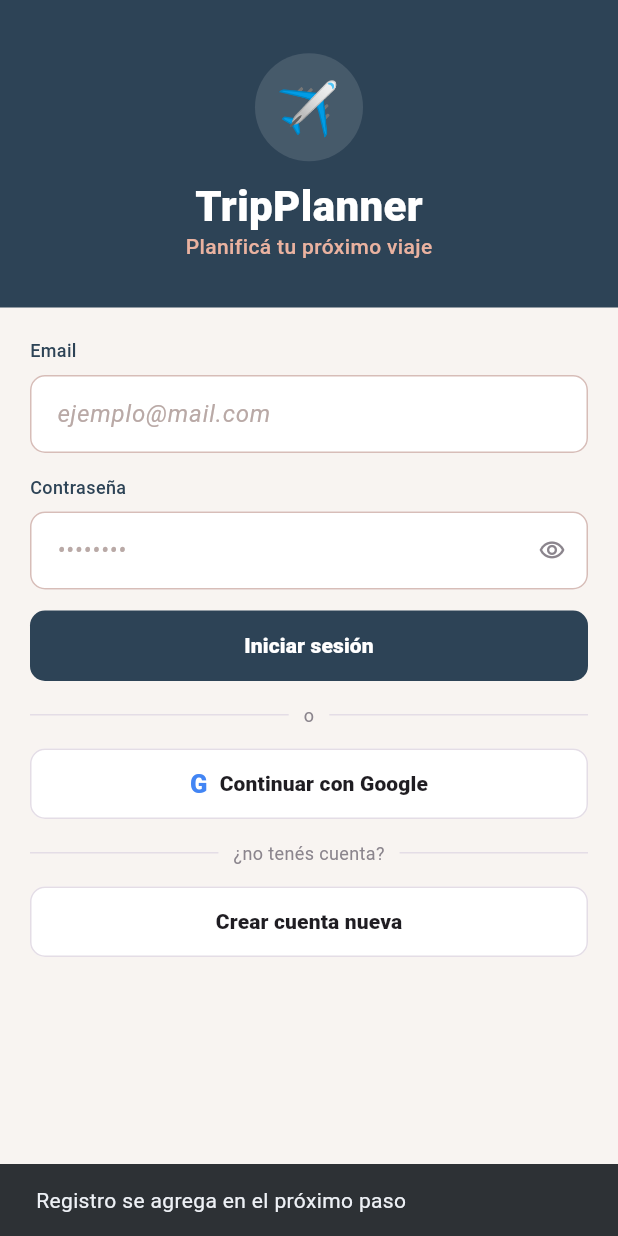
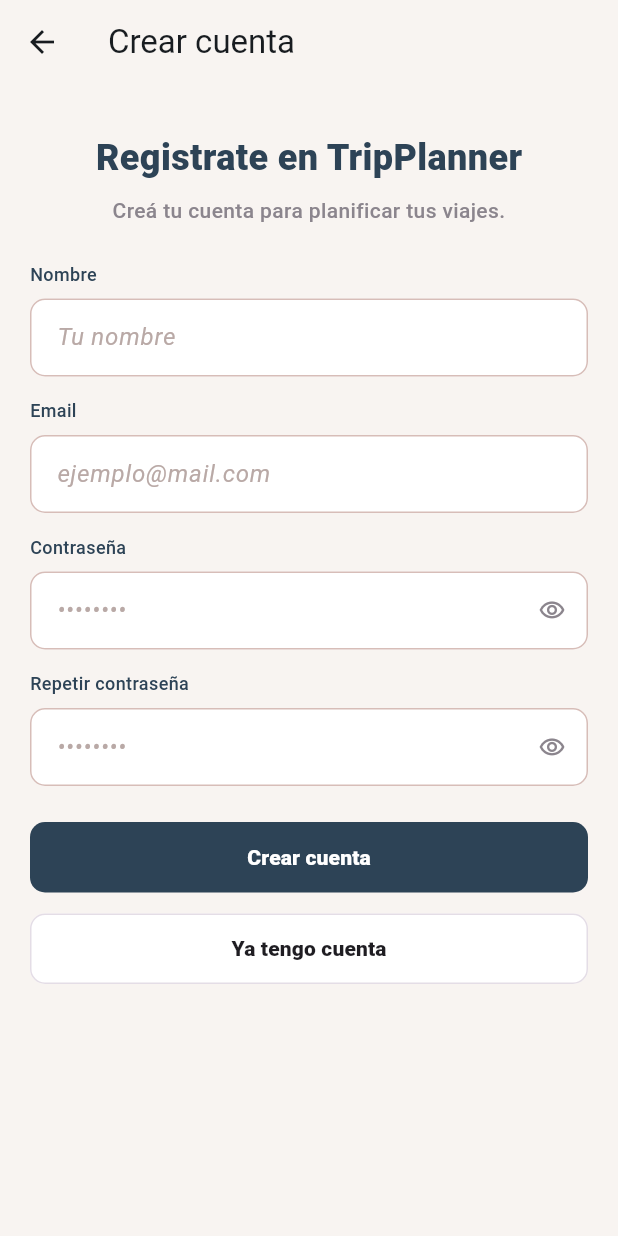
Before and after one commit to danielafranc/tp3-planificador-de-viajes, a Flutter app: the screen it shows after launch, after a tap on "Crear cuenta nueva", on a phone screen of 412 x 824 dp. Run offline on Flutter 3.47's test engine with Material 3 defaults, Android fonts, the phone set to English and light mode, and no system bars; our stand-ins replace cloud_firestore, firebase_auth, firebase_core, flutter_riverpod, go_router, google_sign_in; accounts and stored records are empty.

Commit message:
Registro con roles y login con Google

```diff
--- a/lib/core/router/app_router.dart
+++ b/lib/core/router/app_router.dart
@@ -11,6 +11,7 @@
 import '../../presentation/screens/budget_result_screen.dart';
 import '../../domain/budget_model.dart';
 import '../../presentation/screens/savings_screen.dart';
+import '../../presentation/screens/register_screen.dart';
 
 final appRouter = GoRouter(
   initialLocation: '/',
@@ -19,6 +20,11 @@
       path: '/',
       name: AuthGateScreen.name,
       builder: (context, state) => const AuthGateScreen(),
+    ),
+    GoRoute(
+      path: '/register',
+      name: RegisterScreen.name,
+      builder: (context, state) => const RegisterScreen(),
     ),
     GoRoute(
       path: '/home',
--- a/lib/core/widgets/app_bottom_nav.dart
+++ b/lib/core/widgets/app_bottom_nav.dart
@@ -26,7 +26,7 @@
               icon: Icons.home_outlined,
               label: 'Inicio',
               selected: current == AppNavTab.home,
-              onTap: () => context.go('/home'),
+              onTap: () => context.go('/'),
             ),
             _NavItem(
               icon: Icons.work_outline,
--- /dev/null
+++ b/lib/presentation/screens/register_screen.dart
@@ -0,0 +1,207 @@
+import 'package:flutter/material.dart';
+import 'package:flutter_riverpod/flutter_riverpod.dart';
+import 'package:go_router/go_router.dart';
+
+import '../../core/theme/app_colors.dart';
+import '../../core/widgets/app_buttons.dart';
+import '../../core/widgets/app_text_field.dart';
+import '../providers/auth_provider.dart';
+
+class RegisterScreen extends ConsumerStatefulWidget {
+  static const String name = 'register_screen';
+
+  const RegisterScreen({super.key});
+
+  @override
+  ConsumerState<RegisterScreen> createState() => _RegisterScreenState();
+}
+
+class _RegisterScreenState extends ConsumerState<RegisterScreen> {
+  final nameController = TextEditingController();
+  final emailController = TextEditingController();
+  final passwordController = TextEditingController();
+  final repeatPasswordController = TextEditingController();
+
+  bool isLoading = false;
+  bool obscurePassword = true;
+  bool obscureRepeatPassword = true;
+
+  @override
+  void dispose() {
+    nameController.dispose();
+    emailController.dispose();
+    passwordController.dispose();
+    repeatPasswordController.dispose();
+    super.dispose();
+  }
+
+  Future<void> register() async {
+    final name = nameController.text.trim();
+    final email = emailController.text.trim();
+    final password = passwordController.text;
+    final repeatPassword = repeatPasswordController.text;
+
+    if (name.isEmpty ||
+        email.isEmpty ||
+        password.isEmpty ||
+        repeatPassword.isEmpty) {
+      ScaffoldMessenger.of(context).showSnackBar(
+        const SnackBar(content: Text('Completá todos los campos')),
+      );
+      return;
+    }
+
+    if (password.length < 6) {
+      ScaffoldMessenger.of(context).showSnackBar(
+        const SnackBar(
+          content: Text('La contraseña debe tener al menos 6 caracteres'),
+        ),
+      );
+      return;
+    }
+
+    if (password != repeatPassword) {
+      ScaffoldMessenger.of(context).showSnackBar(
+        const SnackBar(content: Text('Las contraseñas no coinciden')),
+      );
+      return;
+    }
+
+    setState(() {
+      isLoading = true;
+    });
+
+    try {
+      await ref.read(authProvider.notifier).register(
+            displayName: name,
+            email: email,
+            password: password,
+          );
+
+      if (!mounted) return;
+
+      context.go('/');
+    } catch (e) {
+      if (!mounted) return;
+
+      ScaffoldMessenger.of(context).showSnackBar(
+        SnackBar(content: Text('No se pudo crear la cuenta: $e')),
+      );
+    }
+
+    if (mounted) {
+      setState(() {
+        isLoading = false;
+      });
+    }
+  }
+
+  @override
+  Widget build(BuildContext context) {
+    return Scaffold(
+      backgroundColor: AppColors.pearl,
+      appBar: AppBar(
+        backgroundColor: AppColors.pearl,
+        elevation: 0,
+        title: const Text('Crear cuenta'),
+        leading: IconButton(
+          onPressed: () => context.pop(),
+          icon: const Icon(Icons.arrow_back),
+        ),
+      ),
+      body: SafeArea(
+        child: SingleChildScrollView(
+          padding: const EdgeInsets.all(20),
+          child: Column(
+            children: [
+              const SizedBox(height: 12),
+              const Text(
+                'Registrate en TripPlanner',
+                style: TextStyle(
+                  color: AppColors.navy,
+                  fontSize: 24,
+                  fontWeight: FontWeight.w900,
+                ),
+              ),
+              const SizedBox(height: 8),
+              const Text(
+                'Creá tu cuenta para planificar tus viajes.',
+                textAlign: TextAlign.center,
+                style: TextStyle(
+                  color: AppColors.muted,
+                  fontSize: 14,
+                  fontWeight: FontWeight.w500,
+                ),
+              ),
+              const SizedBox(height: 24),
+              AppTextField(
+                label: 'Nombre',
+                hint: 'Tu nombre',
+                controller: nameController,
+              ),
+              const SizedBox(height: 14),
+              AppTextField(
+                label: 'Email',
+                hint: 'ejemplo@mail.com',
+                controller: emailController,
+                keyboardType: TextInputType.emailAddress,
+              ),
+              const SizedBox(height: 14),
+              AppTextField(
+                label: 'Contraseña',
+                hint: '••••••••',
+                controller: passwordController,
+                obscureText: obscurePassword,
+                suffixIcon: IconButton(
+                  onPressed: () {
+                    setState(() {
+                      obscurePassword = !obscurePassword;
+                    });
+                  },
+                  icon: Icon(
+                    obscurePassword
+                        ? Icons.visibility_outlined
+                        : Icons.visibility_off_outlined,
+                    size: 18,
+                    color: AppColors.muted,
+                  ),
+                ),
+              ),
+              const SizedBox(height: 14),
+              AppTextField(
+                label: 'Repetir contraseña',
+                hint: '••••••••',
+                controller: repeatPasswordController,
+                obscureText: obscureRepeatPassword,
+                suffixIcon: IconButton(
+                  onPressed: () {
+                    setState(() {
+                      obscureRepeatPassword = !obscureRepeatPassword;
+                    });
+                  },
+                  icon: Icon(
+                    obscureRepeatPassword
+                        ? Icons.visibility_outlined
+                        : Icons.visibility_off_outlined,
+                    size: 18,
+                    color: AppColors.muted,
+                  ),
+                ),
+              ),
+              const SizedBox(height: 24),
+              AppPrimaryButton(
+                text: isLoading ? 'Creando cuenta...' : 'Crear cuenta',
+                onPressed: isLoading ? null : register,
+              ),
+              const SizedBox(height: 14),
+              AppSecondaryButton(
+                text: 'Ya tengo cuenta',
+                onPressed: isLoading ? null : () => context.pop(),
+              ),
+            ],
+          ),
+        ),
+      ),
+    );
+  }
+}
--- a/pubspec.yaml
+++ b/pubspec.yaml
@@ -42,6 +42,7 @@
   flutter_riverpod: ^3.3.1
   go_router: ^17.2.3
   http: ^1.6.0
+  google_sign_in: ^7.2.0
 
 dev_dependencies:
   flutter_test:
```
Also changed, not shown: lib/domain/app_user.dart (+39 -2 lines), lib/presentation/providers/auth_provider.dart (+107 -3 lines), lib/presentation/screens/home_screen.dart (+11 -112 lines), lib/presentation/screens/login_screen.dart (+53 -18 lines), firebase.json, lib/firebase_options.dart, pubspec.lock, 2 other files.
